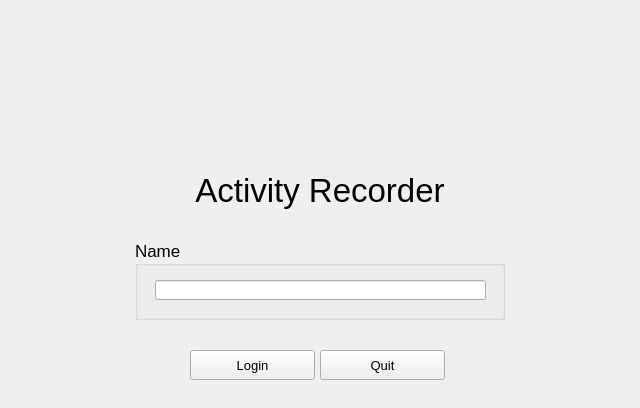
Above: gui/login.ui from rgsl888/data_collection before the change. Below: the same form after it.
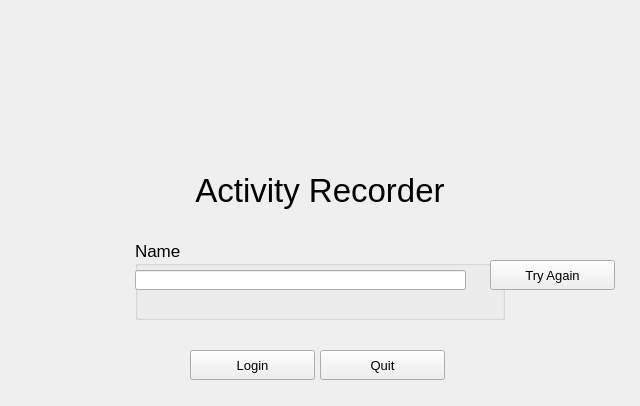
That is the form after the change. Icons and pictures are not drawn.

```diff
--- a/gui/login.ui
+++ b/gui/login.ui
@@ -7,7 +7,7 @@
     <x>0</x>
     <y>0</y>
     <width>640</width>
-    <height>408</height>
+    <height>406</height>
    </rect>
   </property>
   <property name="windowTitle">
@@ -61,8 +61,8 @@
    <widget class="QLineEdit" name="userName">
     <property name="geometry">
      <rect>
-      <x>20</x>
-      <y>40</y>
+      <x>0</x>
+      <y>30</y>
       <width>331</width>
       <height>20</height>
      </rect>
@@ -124,6 +124,24 @@
     <bool>true</bool>
    </property>
   </widget>
+  <widget class="QPushButton" name="tryaga">
+   <property name="geometry">
+    <rect>
+     <x>490</x>
+     <y>260</y>
+     <width>125</width>
+     <height>30</height>
+    </rect>
+   </property>
+   <property name="font">
+    <font>
+     <pointsize>10</pointsize>
+    </font>
+   </property>
+   <property name="text">
+    <string>Try Again</string>
+   </property>
+  </widget>
  </widget>
  <resources/>
  <connections/>
```
